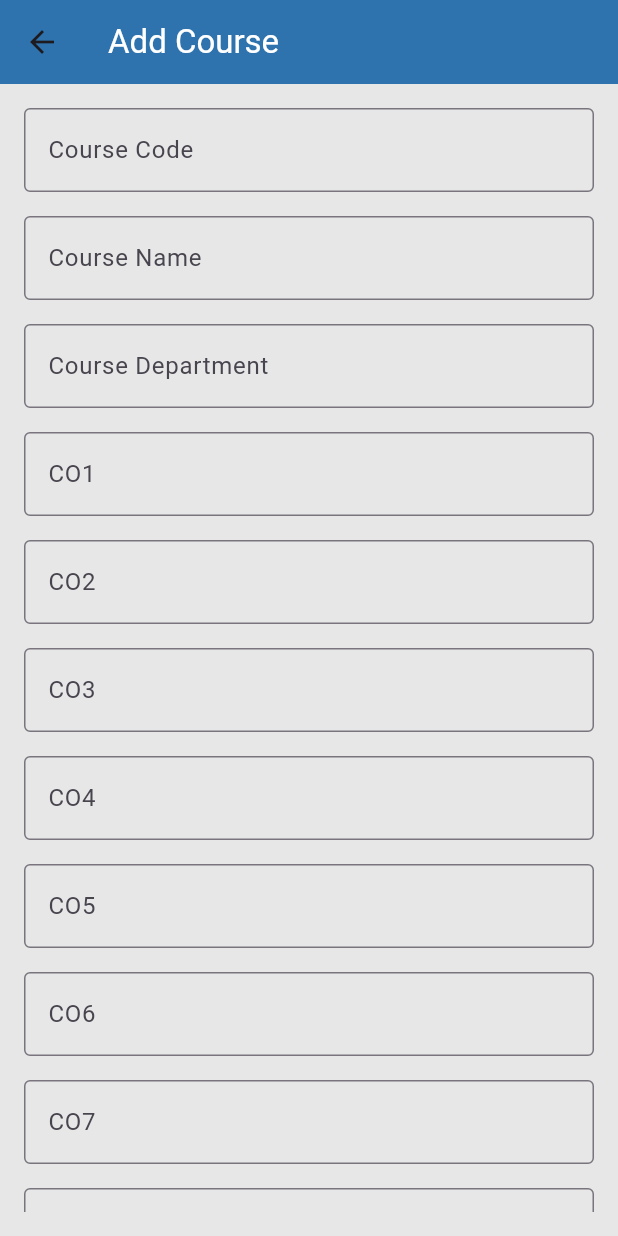
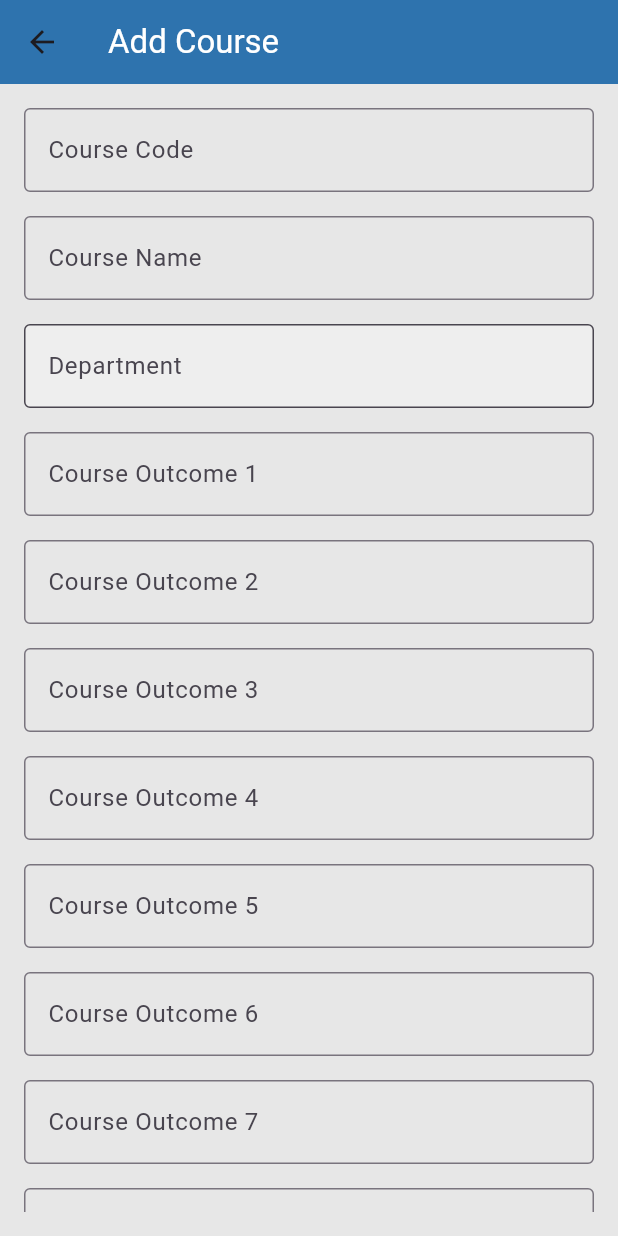
Before and after one commit to gabu-hero/FeedbackApp, a Flutter app: the HodDashboard screen opened directly with empty values, after a tap on "Add Courses", on a phone screen of 412 x 824 dp. Run offline on Flutter 3.47's test engine with Material 3 defaults, Android fonts, the phone set to English and light mode, and no system bars; our stand-ins replace appwrite, pie_chart.

Commit message:
shama doing add course

```diff
--- a/lib/addcourse.dart
+++ b/lib/addcourse.dart
@@ -1,40 +1,106 @@
 import 'package:feedback_app/buttons.dart';
 import 'package:flutter/material.dart';
-
+import 'package:feedback_app/appwriteprovider.dart';
 
 class Addcourse extends StatelessWidget {
+  final String department;
+  final int deptid; // Department id passed from the previous page
+  Addcourse({required this.department, required this.deptid});
+
+  final AppwriteService addCOU = AppwriteService();
+  final TextEditingController courseCodeController = TextEditingController();
+  final TextEditingController courseNameController = TextEditingController();
+  final TextEditingController co1Controller = TextEditingController();
+  final TextEditingController co2Controller = TextEditingController();
+  final TextEditingController co3Controller = TextEditingController();
+  final TextEditingController co4Controller = TextEditingController();
+  final TextEditingController co5Controller = TextEditingController();
+  final TextEditingController co6Controller = TextEditingController();
+  final TextEditingController co7Controller = TextEditingController();
+  final TextEditingController co8Controller = TextEditingController();
+
   @override
   Widget build(BuildContext context) {
     return Scaffold(
       appBar: AppBar(
-        title: Text('Add Course', style: TextStyle(
-            color: Colors.white, // Text color of the AppBar
-          )),
-        backgroundColor: Color(0xFF2E73AE), // AppBar color
+        title: Text(
+          'Add Course',
+          style: TextStyle(color: Colors.white),
+        ),
+        backgroundColor: Color(0xFF2E73AE),
       ),
       body: Container(
-        color: Color(0xFFE7E7E7), // Background color
+        color: Color(0xFFE7E7E7),
         padding: const EdgeInsets.all(16.0),
         child: SingleChildScrollView(
           child: Column(
             crossAxisAlignment: CrossAxisAlignment.start,
-            children: [
-              buildTextField('Course Code'),
-              buildTextField('Course Name'),
-              buildTextField('Course Department'),
-              buildTextField('CO1'),
-              buildTextField('CO2'),
-              buildTextField('CO3'),
-              buildTextField('CO4'),
-              buildTextField('CO5'),
-              buildTextField('CO6'),
-              buildTextField('CO7'),
-              buildTextField('CO8'),
-              SizedBox(height: 20), // Spacing at the bottom
-              Center( // Center the button
-                child: Buttons(text: 'Add', onPressed: () async {
+            children: <Widget>[
+              buildTextField('Course Code', courseCodeController),
+              buildTextField('Course Name', courseNameController),
+              // Displaying department in a read-only TextField
+              buildReadOnlyTextField('Department', department),
+              buildTextField('Course Outcome 1', co1Controller),
+              buildTextField('Course Outcome 2', co2Controller),
+              buildTextField('Course Outcome 3', co3Controller),
+              buildTextField('Course Outcome 4', co4Controller),
+              buildTextField('Course Outcome 5', co5Controller),
+              buildTextField('Course Outcome 6', co6Controller),
+              buildTextField('Course Outcome 7', co7Controller),
+              buildTextField('Course Outcome 8', co8Controller),
 
-                 },)
+              SizedBox(height: 20),
+              Center(
+                child: Buttons(
+                  text: 'Add',
+                  onPressed: () async {
+                    String cC = courseCodeController.text.trim();
+                    String cN = courseNameController.text.trim();
+                    String c1 = co1Controller.text.trim();
+                    String c2 = co2Controller.text.trim();
+                    String c3 = co3Controller.text.trim();
+                    String c4 = co4Controller.text.trim();
+                    String c5 = co5Controller.text.trim();
+                    String c6 = co6Controller.text.trim();
+                    String c7 = co7Controller.text.trim();
+                    String c8 = co8Controller.text.trim();
+
+                    if (cC.isEmpty ||
+                        cN.isEmpty ||
+                        c1.isEmpty ||
+                        c2.isEmpty ||
+                        c3.isEmpty ||
+                        c4.isEmpty ||
+                        c5.isEmpty) {
+                      ScaffoldMessenger.of(context).showSnackBar(
+                        SnackBar(content: Text('Please fill in all fields!')),
+                      );
+                      return;
+                    }
+
+                    String response = await addCOU.addCourse(
+                        cC, cN, deptid, c1, c2, c3, c4, c5, c6, c7, c8);
+
+                    ScaffoldMessenger.of(context).showSnackBar(
+                      SnackBar(
+                        content: Text('Course added successfully!'),
+                      ),
+                    );
+
+                    // Reset all controllers to clear the text fields
+                    courseCodeController.clear();
+                    courseNameController.clear();
+                    co1Controller.clear();
+                    co2Controller.clear();
+                    co3Controller.clear();
+                    co4Controller.clear();
+                    co5Controller.clear();
+                    co6Controller.clear();
+                    co7Controller.clear();
+                    co8Controller.clear();
+                    print("Course added successfully!");
+                  },
+                ),
               ),
             ],
           ),
@@ -43,10 +109,12 @@ class Addcourse extends StatelessWidget {
     );
   }
 
-  Widget buildTextField(String label) {
+  /// Helper method to build a text field
+  Widget buildTextField(String label, TextEditingController controller) {
     return Padding(
       padding: const EdgeInsets.only(bottom: 16.0),
       child: TextField(
+        controller: controller,
         decoration: InputDecoration(
           labelText: label,
           border: OutlineInputBorder(),
@@ -54,4 +122,21 @@ class Addcourse extends StatelessWidget {
       ),
     );
   }
+
+  Widget buildReadOnlyTextField(String lable, String text) {
+    return Padding(
+      padding: const EdgeInsets.only(bottom: 16.0),
+      child: TextField(
+        controller: TextEditingController(text: text), // Set initial text
+        readOnly: true, // Make the TextField read-only
+        decoration: InputDecoration(
+          labelText: lable,
+          border: OutlineInputBorder(),
+          filled: true, // Optional: fill background to match other TextFields
+          fillColor: Colors.grey[
+              200], // Optional: background color for the read-only TextField
+        ),
+      ),
+    );
+  }
 }
--- a/lib/hoddashboard.dart
+++ b/lib/hoddashboard.dart
@@ -14,12 +14,11 @@ class HodDashboard extends StatelessWidget {
   final String dnameFDashboard;
   final String frole;
 
-  HodDashboard({
-    required this.hodDusername,
-    required this.hosDID,
-    required this.dnameFDashboard,
-    required this.frole
-  });
+  HodDashboard(
+      {required this.hodDusername,
+      required this.hosDID,
+      required this.dnameFDashboard,
+      required this.frole});
 
   @override
   Widget build(BuildContext context) {
@@ -51,7 +50,8 @@ class HodDashboard extends StatelessWidget {
                   crossAxisCount: 2,
                   crossAxisSpacing: 20,
                   mainAxisSpacing: 30,
-                  physics: NeverScrollableScrollPhysics(), // Disable GridView scrolling
+                  physics:
+                      NeverScrollableScrollPhysics(), // Disable GridView scrolling
                   shrinkWrap: true, // Wraps the grid to its contents
                   children: [
                     DashboardButton(
@@ -61,7 +61,8 @@ class HodDashboard extends StatelessWidget {
                       onPressed: () {
                         // Functionality for viewing feedback can be added here
                         ScaffoldMessenger.of(context).showSnackBar(
-                          SnackBar(content: Text('View Feedback button pressed')),
+                          SnackBar(
+                              content: Text('View Feedback button pressed')),
                         );
                       },
                     ),
@@ -88,7 +89,11 @@ class HodDashboard extends StatelessWidget {
                         Navigator.push(
                           context,
                           MaterialPageRoute(
-                              builder: (context) => AddFacultyPage(department: dnameFDashboard, deptid: hosDID, role: frole,)),
+                              builder: (context) => AddFacultyPage(
+                                    department: dnameFDashboard,
+                                    deptid: hosDID,
+                                    role: frole,
+                                  )),
                         );
                       },
                     ),
@@ -100,7 +105,8 @@ class HodDashboard extends StatelessWidget {
                         Navigator.push(
                           context,
                           MaterialPageRoute(
-                              builder: (context) => Addcourse()),
+                              builder: (context) => Addcourse(
+                                  department: dnameFDashboard, deptid: hosDID)),
                         );
                       },
                     ),
```
Also changed, not shown: lib/addfaculty.dart (+21 -10 lines), lib/appwriteprovider.dart (+54 -9 lines), lib/facultylogin.dart (+3 -4 lines).
